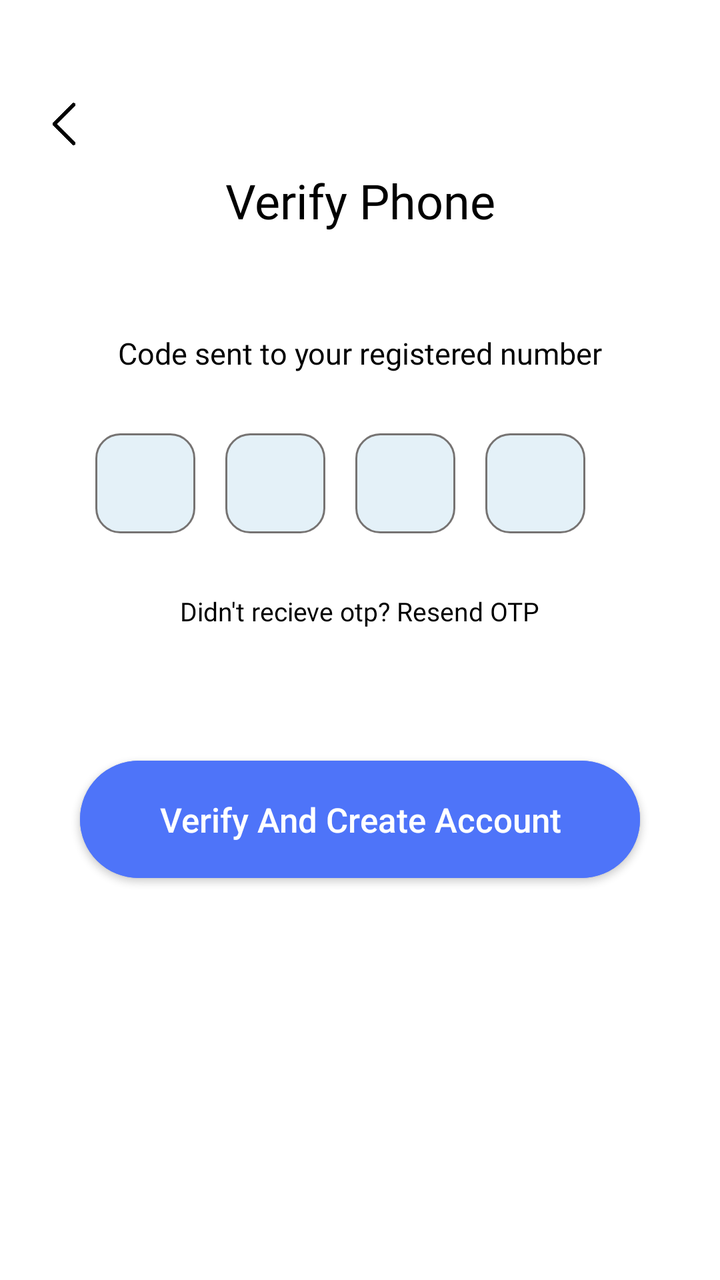
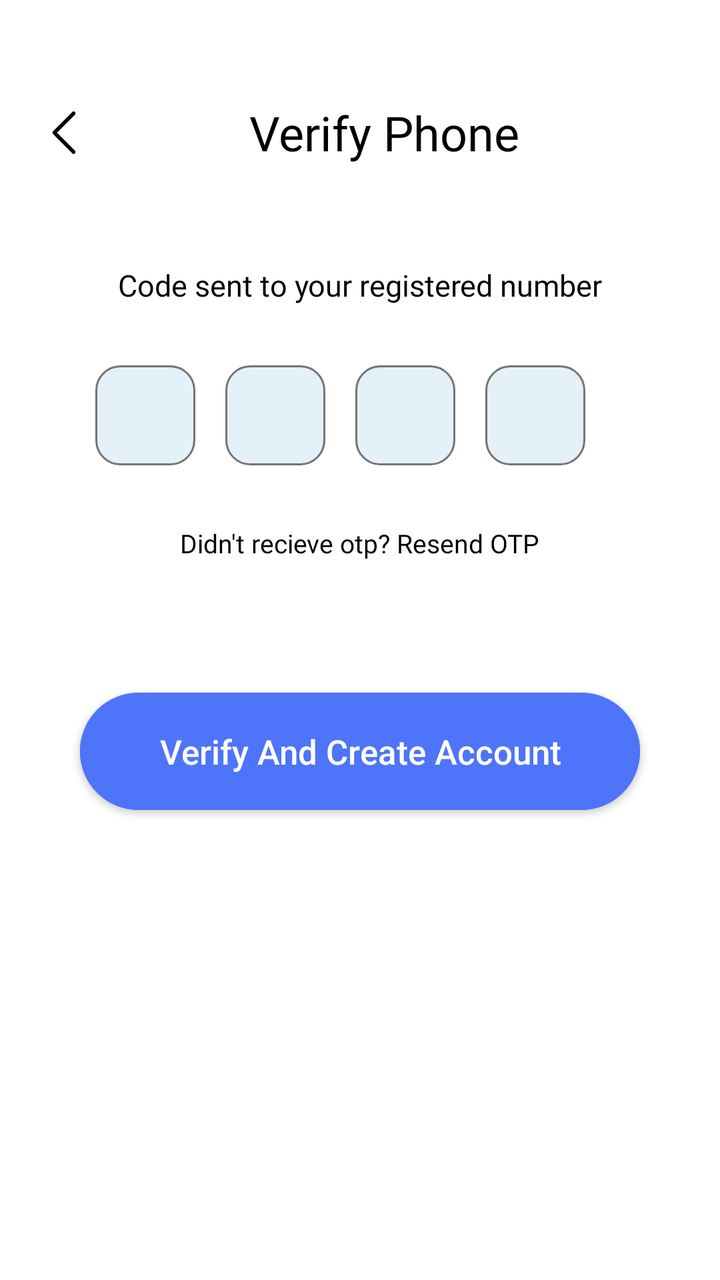

An Android layout rendered at two revisions. The XML below is the earlier revision; the diff shows what the commit changed to produce the second picture.
<!-- AndroidManifest.xml: application theme Theme.EdTech -->
<!-- res/layout/fragment_otp.xml -->
<?xml version="1.0" encoding="utf-8"?>
<layout xmlns:android="http://schemas.android.com/apk/res/android"
    xmlns:tools="http://schemas.android.com/tools"
    xmlns:app="http://schemas.android.com/apk/res-auto">

    <data>

    </data>

    <LinearLayout
        android:layout_width="match_parent"
        android:layout_height="match_parent"
        android:paddingHorizontal="20dp"
        android:orientation="vertical"
        android:background="@color/white"
        tools:context=".ui.signup.fragment.ForgotPasswordFragment">

        <ImageView
            android:id="@+id/ivBack"
            android:layout_width="24dp"
            android:layout_height="24dp"
            android:layout_marginTop="50dp"
            android:src="@drawable/back_button"
            app:layout_constraintTop_toTopOf="parent"
            app:layout_constraintStart_toStartOf="parent" />
        <ScrollView
            android:layout_width="match_parent"
            android:layout_height="match_parent"
            android:fillViewport="true">
            <androidx.constraintlayout.widget.ConstraintLayout
                android:id="@+id/clMain"
                android:layout_width="match_parent"
                android:layout_height="wrap_content">

                <TextView
                    android:id="@+id/tvCheckEmail"
                    android:gravity="center_horizontal"
                    android:layout_width="match_parent"
                    android:layout_height="wrap_content"
                    android:text="@string/verify_phone"
                    android:textColor="@color/black"
                    android:layout_marginTop="10dp"
                    android:textSize="24sp"
                    android:fontFamily="@font/manrope_medium"
                    app:layout_constraintEnd_toEndOf="parent"
                    app:layout_constraintTop_toTopOf="parent"
                    app:layout_constraintStart_toStartOf="parent"/>

                <TextView
                    android:id="@+id/tvEmailDesc"
                    android:gravity="center_horizontal"
                    android:layout_width="match_parent"
                    android:layout_height="wrap_content"
                    android:text="Code sent to your registered number"
                    android:textColor="@color/black"
                    android:layout_marginTop="50dp"
                    app:layout_constraintTop_toBottomOf="@id/tvCheckEmail"
                    android:textSize="15sp"
                    android:fontFamily="@font/manrope_semibold"                    app:layout_constraintEnd_toEndOf="parent"
                    app:layout_constraintStart_toStartOf="parent"/>

                <LinearLayout
                    android:id="@+id/llPinView"
                    android:layout_width="wrap_content"
                    android:layout_height="wrap_content"
                    android:orientation="horizontal"
                    android:gravity="center"
                    android:layout_marginTop="30dp"
                    app:layout_constraintTop_toBottomOf="@id/tvEmailDesc"
                    app:layout_constraintStart_toStartOf="parent"
                    app:layout_constraintEnd_toEndOf="parent">

                    <EditText
                        android:id="@+id/etOtp1"
                        android:layout_width="50dp"
                        android:layout_height="50dp"
                        android:layout_marginEnd="15dp"
                        android:layout_weight="1"
                        android:gravity="center"
                        android:inputType="number"
                        android:maxLength="1"
                        android:hint=""
                        android:background="@drawable/bg_otp_item"
                        android:textColor="@color/black"
                        android:textColorHint="@color/black"
                        android:textSize="16sp"/>

                    <EditText
                        android:id="@+id/etOtp2"
                        android:layout_width="50dp"
                        android:layout_height="50dp"
                        android:layout_marginEnd="15dp"
                        android:layout_weight="1"
                        android:gravity="center"
                        android:inputType="number"
                        android:maxLength="1"
                        android:hint=""
                        android:background="@drawable/bg_otp_item"
                        android:textColor="@color/black"
                        android:textColorHint="@color/black"
                        android:textSize="16sp"/>

                    <EditText
                        android:id="@+id/etOtp3"
                        android:layout_width="50dp"
                        android:layout_height="50dp"
                        android:layout_marginEnd="15dp"
                        android:layout_weight="1"
                        android:gravity="center"
                        android:inputType="number"
                        android:maxLength="1"
                        android:hint=""
                        android:background="@drawable/bg_otp_item"
                        android:textColor="@color/black"
                        android:textColorHint="@color/black"
                        android:textSize="16sp"/>

                    <EditText
                        android:id="@+id/etOtp4"
                        android:layout_width="50dp"
                        android:layout_height="50dp"
                        android:layout_weight="1"
                        android:gravity="center"
                        android:inputType="number"
                        android:maxLength="1"
                        android:hint=""
                        android:layout_marginEnd="20dp"
                        android:background="@drawable/bg_otp_item"
                        android:textColor="@color/black"
                        android:textColorHint="@color/black"
                        android:textSize="16sp"/>
                </LinearLayout>

                <LinearLayout
                    android:id="@+id/llResendCode"
                    android:layout_width="wrap_content"
                    android:layout_height="wrap_content"
                    android:layout_marginTop="30dp"
                    android:orientation="horizontal"
                    android:gravity="center"
                    app:layout_constraintTop_toBottomOf="@id/llPinView"
                    app:layout_constraintStart_toStartOf="parent"
                    app:layout_constraintEnd_toEndOf="parent">

                    <TextView
                        android:id="@+id/tvDidnt"
                        android:layout_width="wrap_content"
                        android:layout_height="wrap_content"
                        android:textColor="@color/black"
                        android:text="Didn't recieve otp?"
                        android:textSize="13sp"
                        android:fontFamily="@font/manrope_medium"/>
                    <LinearLayout
                        android:layout_width="wrap_content"
                        android:layout_height="wrap_content">
                        <TextView
                            android:id="@+id/tvTime"
                            android:layout_width="wrap_content"
                            android:layout_height="wrap_content"
                            android:layout_marginStart="5dp"
                            android:textColor="@color/black"
                            android:text="0:00"
                            android:visibility="gone"
                            android:textSize="13sp"
                            android:fontFamily="@font/manrope_medium"/>
                        <TextView
                            android:id="@+id/tvResend"
                            android:layout_width="wrap_content"
                            android:layout_height="wrap_content"
                            android:layout_marginStart="3dp"
                            android:textColor="@color/black"
                            android:text="Resend OTP"
                            android:textSize="13sp"
                            android:fontFamily="@font/manrope_medium"/>
                    </LinearLayout>


                </LinearLayout>



                <com.google.android.material.button.MaterialButton
                    android:id="@+id/btnConfirm"
                    style="@style/CommonButton2"
                    android:layout_width="0dp"
                    android:layout_height="wrap_content"
                    android:layout_marginTop="60dp"
                    android:layout_marginBottom="104dp"
                    android:paddingVertical="18dp"
                    android:text="Verify And Create Account"
                    app:layout_constraintTop_toBottomOf="@id/llResendCode"
                    app:layout_constraintStart_toStartOf="parent"
                    app:layout_constraintEnd_toEndOf="parent" />



            </androidx.constraintlayout.widget.ConstraintLayout>

        </ScrollView>


    </LinearLayout>
</layout>
<!-- resources referenced by this layout -->
<resources>
  <color name="black">#FF000000</color>
  <color name="white">#FFFFFFFF</color>
  <!-- drawable back_button: jpeg bitmap (drawable, 31400 bytes) -->
  <!-- drawable bg_otp_item (drawable) -->
  <?xml version="1.0" encoding="utf-8"?>
  <shape xmlns:android="http://schemas.android.com/apk/res/android">
      <corners android:radius="12dp"/>
      <solid android:color="#E4F1F8"/>
      <stroke android:color="#767372" android:width="1dp"/>
  </shape>
  <string name="verify_phone">Verify Phone</string>
  <style name="CommonButton2">
          <item name="cornerRadius">30dp</item>
          <item name="android:letterSpacing">0</item>
          <item name="android:textAllCaps">false</item>
          <item name="android:textSize">17sp</item>
          <item name="android:backgroundTint">@color/theme_blue</item>
          <item name="android:paddingVertical">15dp</item>
          <item name="android:layout_marginHorizontal">20dp</item>
      </style>
  <style name="Theme.EdTech" parent="Base.Theme.EdTech" />
  <color name="theme_blue">#4E74F9</color>
  <style name="Base.Theme.EdTech" parent="Theme.MaterialComponents.Light.NoActionBar">
          
          
      </style>
</resources>

<!-- the commit's change to res/layout/fragment_otp.xml (unified diff, before → after) -->
@@ -7,44 +7,53 @@
 
     </data>
 
-    <LinearLayout
+    <androidx.constraintlayout.widget.ConstraintLayout
         android:layout_width="match_parent"
         android:layout_height="match_parent"
         android:paddingHorizontal="20dp"
         android:orientation="vertical"
         android:background="@color/white"
         tools:context=".ui.signup.fragment.ForgotPasswordFragment">
-
-        <ImageView
-            android:id="@+id/ivBack"
-            android:layout_width="24dp"
-            android:layout_height="24dp"
+        <androidx.constraintlayout.widget.ConstraintLayout
             android:layout_marginTop="50dp"
-            android:src="@drawable/back_button"
             app:layout_constraintTop_toTopOf="parent"
-            app:layout_constraintStart_toStartOf="parent" />
+            android:id="@+id/headerLayout"
+            android:layout_width="match_parent"
+            android:layout_height="wrap_content">
+            <ImageView
+                android:id="@+id/ivBack"
+                android:layout_width="24dp"
+                android:layout_height="24dp"
+                android:src="@drawable/back_button"
+                app:layout_constraintTop_toTopOf="parent"
+                app:layout_constraintBottom_toBottomOf="parent"
+                app:layout_constraintStart_toStartOf="parent" />
+
+            <TextView
+                android:id="@+id/tvCheckEmail"
+                android:gravity="center_horizontal"
+                android:layout_width="0dp"
+                android:layout_height="wrap_content"
+                android:text="@string/verify_phone"
+                android:textColor="@color/black"
+                android:textSize="24sp"
+                android:fontFamily="@font/manrope_medium"
+                app:layout_constraintEnd_toEndOf="parent"
+                app:layout_constraintTop_toTopOf="parent"
+                app:layout_constraintStart_toEndOf="@+id/ivBack"/>
+        </androidx.constraintlayout.widget.ConstraintLayout>
         <ScrollView
+            app:layout_constraintTop_toBottomOf="@+id/headerLayout"
+            app:layout_constraintBottom_toBottomOf="parent"
             android:layout_width="match_parent"
-            android:layout_height="match_parent"
+            android:layout_height="0dp"
             android:fillViewport="true">
             <androidx.constraintlayout.widget.ConstraintLayout
                 android:id="@+id/clMain"
                 android:layout_width="match_parent"
                 android:layout_height="wrap_content">
 
-                <TextView
-                    android:id="@+id/tvCheckEmail"
-                    android:gravity="center_horizontal"
-                    android:layout_width="match_parent"
-                    android:layout_height="wrap_content"
-                    android:text="@string/verify_phone"
-                    android:textColor="@color/black"
-                    android:layout_marginTop="10dp"
-                    android:textSize="24sp"
-                    android:fontFamily="@font/manrope_medium"
-                    app:layout_constraintEnd_toEndOf="parent"
-                    app:layout_constraintTop_toTopOf="parent"
-                    app:layout_constraintStart_toStartOf="parent"/>
+
 
                 <TextView
                     android:id="@+id/tvEmailDesc"
@@ -54,7 +63,7 @@
                     android:text="Code sent to your registered number"
                     android:textColor="@color/black"
                     android:layout_marginTop="50dp"
-                    app:layout_constraintTop_toBottomOf="@id/tvCheckEmail"
+                    app:layout_constraintTop_toTopOf="parent"
                     android:textSize="15sp"
                     android:fontFamily="@font/manrope_semibold"                    app:layout_constraintEnd_toEndOf="parent"
                     app:layout_constraintStart_toStartOf="parent"/>
@@ -199,5 +208,5 @@
         </ScrollView>
 
 
-    </LinearLayout>
+    </androidx.constraintlayout.widget.ConstraintLayout>
 </layout>
